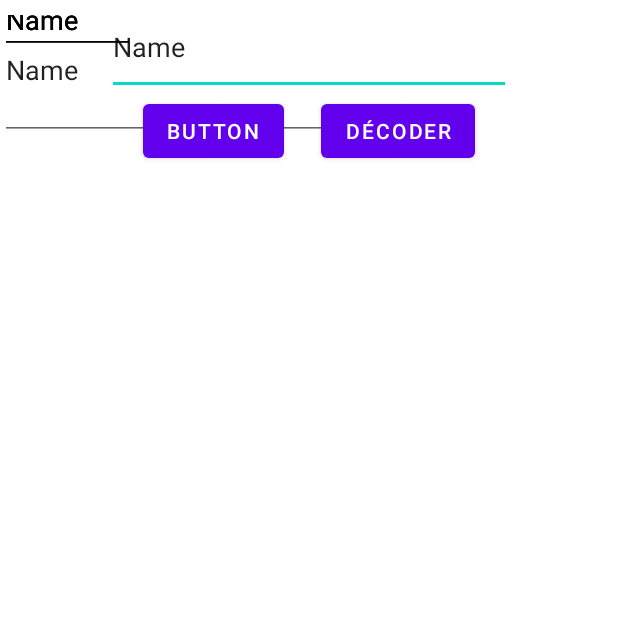
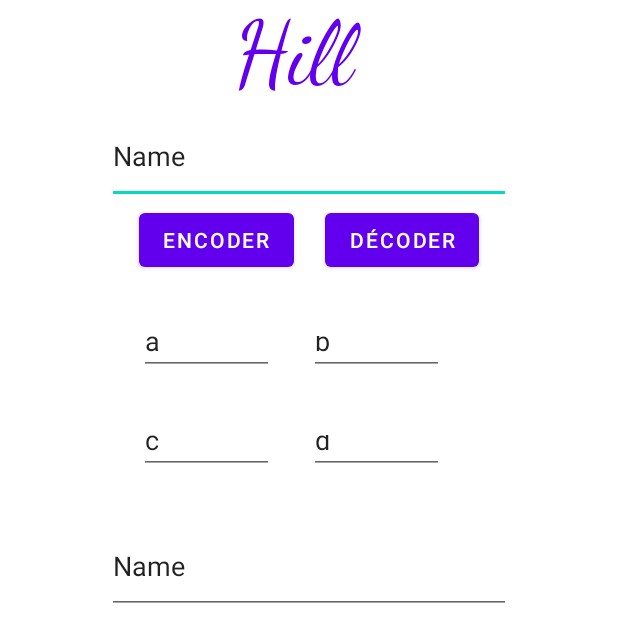
Before and after one commit to Devime/des_ctryptage, an Android app: the layout activity_hill.xml on its own in the app's theme, with its tools: preview values and no code run, on a phone screen of 412 x 824 dp. Shown: the top 642 px of the screen. Run offline under Robolectric (Android 15) with nearby library versions, the phone set to English and light mode, and no system bars.

Commit message:
activity_hill aparrence

```diff
--- a/app/src/main/res/layout/activity_hill.xml
+++ b/app/src/main/res/layout/activity_hill.xml
@@ -12,7 +12,7 @@
         android:ems="10"
         android:inputType="textPersonName"
         android:text="Name"
-        app:layout_constraintTop_toTopOf="parent"
+        app:layout_constraintTop_toBottomOf="@id/titre"
         app:layout_constraintRight_toRightOf="parent"
         app:layout_constraintLeft_toLeftOf="parent"/>
 
@@ -20,7 +20,7 @@
         android:id="@+id/encoder"
         android:layout_width="wrap_content"
         android:layout_height="wrap_content"
-        android:text="Button"
+        android:text="encoder"
         app:layout_constraintTop_toBottomOf="@id/textbase"
         app:layout_constraintLeft_toLeftOf="@id/textbase"
         app:layout_constraintRight_toLeftOf="@id/decoder" />
@@ -41,9 +41,10 @@
         android:layout_height="36dp"
         android:ems="10"
         android:inputType="textPersonName"
-        android:text="Name"
-        tools:layout_editor_absoluteX="88dp"
-        tools:layout_editor_absoluteY="211dp" />
+        android:text="a"
+        app:layout_constraintTop_toBottomOf="@id/encoder"
+        app:layout_constraintLeft_toLeftOf="@id/encoder"
+        app:layout_constraintBottom_toTopOf="@id/c"/>
 
 
 
@@ -53,9 +54,11 @@
         android:layout_height="36dp"
         android:ems="10"
         android:inputType="textPersonName"
-        android:text="Name"
-        tools:layout_editor_absoluteX="198dp"
-        tools:layout_editor_absoluteY="211dp" />
+        android:text="b"
+        app:layout_constraintTop_toBottomOf="@id/decoder"
+        app:layout_constraintLeft_toRightOf="@id/a"
+        app:layout_constraintRight_toRightOf="@id/decoder"
+        app:layout_constraintBottom_toTopOf="@id/d" />
 
     <EditText
         android:id="@+id/c"
@@ -63,9 +66,10 @@
         android:layout_height="36dp"
         android:ems="10"
         android:inputType="textPersonName"
-        android:text="Name"
-        tools:layout_editor_absoluteX="88dp"
-        tools:layout_editor_absoluteY="270dp" />
+        android:text="c"
+        app:layout_constraintTop_toBottomOf="@id/a"
+        app:layout_constraintLeft_toLeftOf="@id/a"
+        app:layout_constraintBottom_toTopOf="@id/textsortie"/>
 
     <EditText
         android:id="@+id/d"
@@ -73,21 +77,36 @@
         android:layout_height="36dp"
         android:ems="10"
         android:inputType="textPersonName"
-        android:text="Name"
-        tools:layout_editor_absoluteX="198dp"
-        tools:layout_editor_absoluteY="274dp" />
+        android:text="d  "
+        app:layout_constraintTop_toBottomOf="@id/b"
+        app:layout_constraintLeft_toLeftOf="@id/b"
+        app:layout_constraintBottom_toTopOf="@id/textsortie" />
 
     <EditText
         android:id="@+id/textsortie"
-        android:layout_width="249dp"
-        android:layout_height="93dp"
+        android:layout_width="269dp"
+        android:layout_height="63dp"
+        android:layout_marginTop="96dp"
         android:ems="10"
         android:inputType="textPersonName"
         android:text="Name"
-        tools:layout_editor_absoluteX="88dp"
-        tools:layout_editor_absoluteY="359dp" />
+        app:layout_constraintTop_toBottomOf="@id/a"
+        app:layout_constraintLeft_toLeftOf="parent"
+        app:layout_constraintRight_toRightOf="parent"
+        />
 
-
+    <TextView
+        android:id="@+id/titre"
+        android:layout_width="100dp"
+        android:layout_height="wrap_content"
+        android:fontFamily="cursive"
+        android:text="Hill"
+        android:textSize="60sp"
+        android:textColor="@color/design_default_color_primary"
+        app:layout_constraintBottom_toTopOf="@id/textbase"
+        app:layout_constraintLeft_toLeftOf="parent"
+        app:layout_constraintRight_toRightOf="parent"
+        app:layout_constraintTop_toTopOf="parent" />
 
 
 </androidx.constraintlayout.widget.ConstraintLayout>
```
